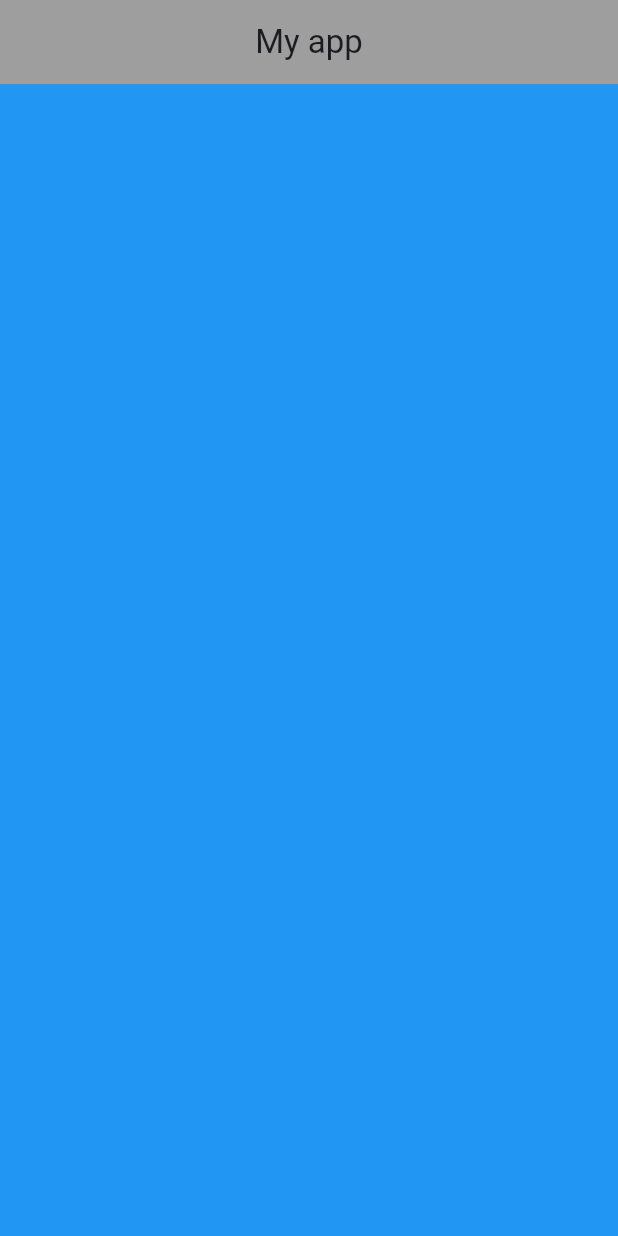
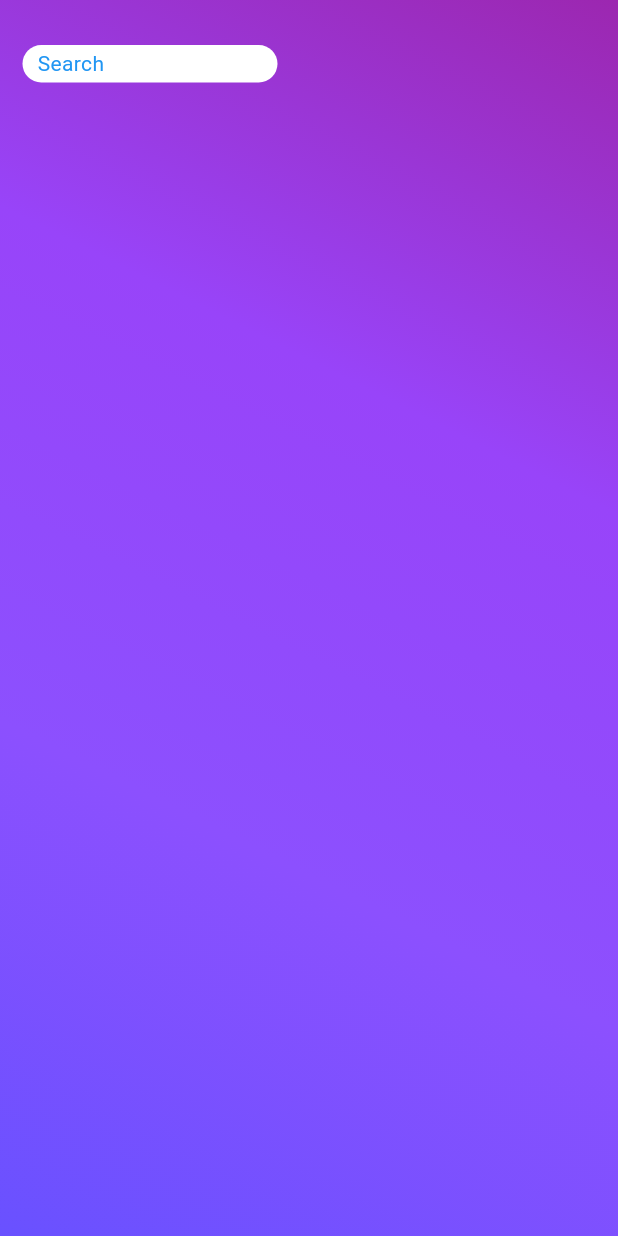
Before and after one commit to MauryaAayush/e_commerce, a Flutter app: the screen it shows after launch, on a phone screen of 412 x 824 dp. Run offline on Flutter 3.47's test engine with Material 3 defaults, Android fonts, the phone set to English and light mode, and no system bars.

Commit message:
Radhey radhey

```diff
--- a/lib/main.dart
+++ b/lib/main.dart
@@ -14,16 +14,59 @@ class FirstPage extends StatelessWidget {
       debugShowCheckedModeBanner: false,
 
       home: Scaffold(
-        appBar: AppBar(
-          backgroundColor: Colors.grey,
-          title:  Text("My app"),
-          centerTitle: true,
-        ),
+
         backgroundColor: Colors.blue,
 
-        body: Column(
+        body: Center(
+          // main container
+          child: Container(
+            height: double.infinity,
+            width: double.infinity,
+            decoration: BoxDecoration(
+              gradient: LinearGradient(
+                colors: [
+                  Color(0xFF6951FF),
+                  Color(0xFF8C50FE),
+                  Color(0xFF9844F9),
+                  Colors.purple,
+                ],
+                begin: Alignment.bottomLeft,
+                end: Alignment.topRight,
+              )
+            ),
+            child: Padding(
+              padding: EdgeInsets.symmetric(horizontal: 0),
+              child: Column(
+                mainAxisAlignment: MainAxisAlignment.start,
+                children: [
+                     Row(
+                      // mainAxisAlignment: MainAxisAlignment.spaceBetween,
+                      children: [
+                        Container(
+                          alignment: Alignment.centerLeft,
+                          height: 25,
+                          width: 170,
+                          decoration: BoxDecoration(
+                             color: Colors.white,
+                            borderRadius: BorderRadius.all(Radius.circular(50),),
+                          ),
+                          child: Text('Search',style: TextStyle(
+                            color: Colors.blue,
+                          ),
 
-        ),
+                          ),
+
+                          margin: EdgeInsets.symmetric(horizontal: 15,vertical: 30),
+                          padding: EdgeInsets.symmetric(horizontal:10),
+                        )
+                      ],
+                    ),
+
+                ],
+              ),
+          )
+          ),
+        )
       ),
     );
   }
--- /dev/null
+++ b/lib/utils/Product.dart
@@ -0,0 +1,9 @@
+List Product = [
+  {
+
+  },
+  {
+
+  }
+
+];
```
